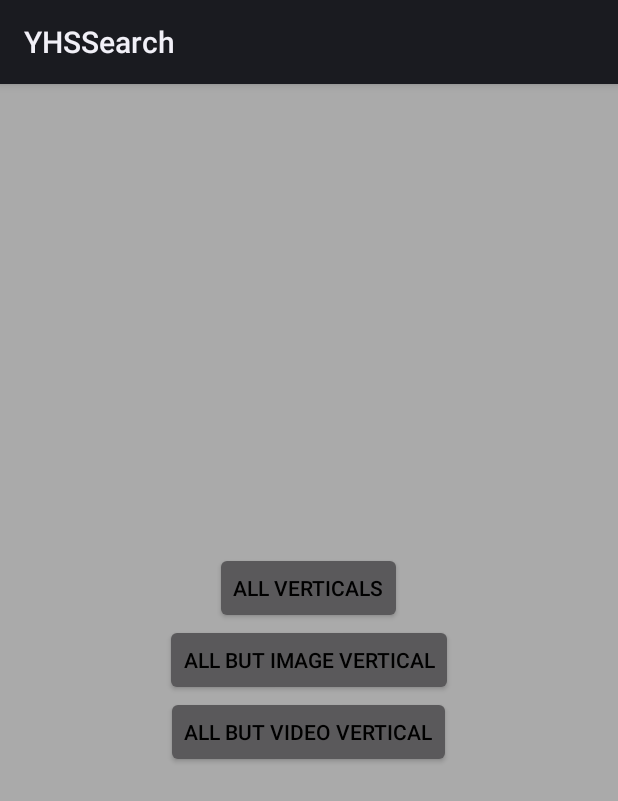
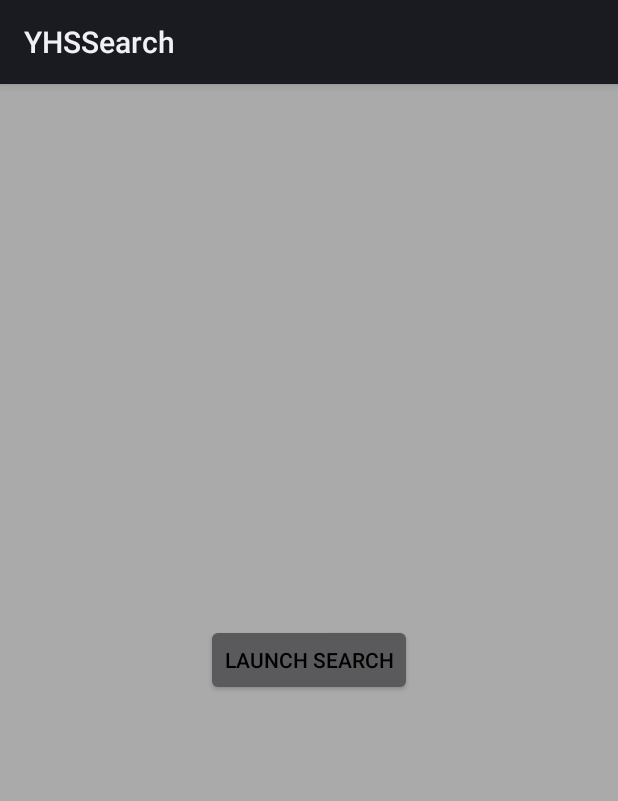
Before and after one commit to yahoo/YHSShowcaseApp, an Android app: the screen it shows after launch (MainActivity), on a phone screen of 412 x 824 dp. Shown: the top 801 px of the screen. Run offline under Robolectric (Android 15) with nearby library versions, the phone set to English and light mode, and no system bars.

Commit message:
one launch button

```diff
--- a/app/src/main/java/com/yahoo/search/yhssearch/MainActivity.java
+++ b/app/src/main/java/com/yahoo/search/yhssearch/MainActivity.java
@@ -3,7 +3,6 @@
 package com.yahoo.search.yhssearch;
 
 import android.app.Activity;
-import android.content.Context;
 import android.content.Intent;
 import android.os.AsyncTask;
 import android.os.Bundle;
@@ -11,6 +10,7 @@ import android.util.Log;
 import android.view.MenuItem;
 import android.view.View;
 import android.widget.Button;
+
 import com.yahoo.search.yhssdk.TrendingCategory;
 import com.yahoo.search.yhssdk.data.ImageSearchResult;
 import com.yahoo.search.yhssdk.data.VideoSearchResult;
@@ -33,34 +33,14 @@ public class MainActivity extends Activity implements ISearchResultClickListener
     protected void onCreate(Bundle savedInstanceState) {
         super.onCreate(savedInstanceState);
         setContentView(R.layout.activity_main);
-
-        setUpButtons();
-    }
-
-    private void setUpButtons() {
         final Button btnSearch = (Button) findViewById(R.id.btn_search);
         btnSearch.setOnClickListener(new View.OnClickListener() {
             @Override
             public void onClick(View v) {
-                new BackgroundTask().execute(btnSearch.getId());
+                new BackgroundTask().execute();
             }
         });
 
-        final Button btnNoImage = (Button) findViewById(R.id.btn_noimage);
-        btnNoImage.setOnClickListener(new View.OnClickListener() {
-            @Override
-            public void onClick(View v) {
-                new BackgroundTask().execute(btnNoImage.getId());
-            }
-        });
-
-        final Button btnNoVideo = (Button) findViewById(R.id.btn_novideo);
-        btnNoVideo.setOnClickListener(new View.OnClickListener() {
-            @Override
-            public void onClick(View v) {
-                new BackgroundTask().execute(btnNoVideo.getId());
-            }
-        });
     }
 
     /**
@@ -72,14 +52,7 @@ public class MainActivity extends Activity implements ISearchResultClickListener
         protected Object doInBackground(Object[] params) {
             initSearchSDK(YHS_HS_PART, YHS_HS_IMP);
             InitializeSearchBuilder();
-            switch ((int)params[0]) {
-                case R.id.btn_search : launchYHSSearch(); break;
-                case R.id.btn_noimage : mBuilder.enableImageSearch(false);
-                    launchYHSSearch(); break;
-                case R.id.btn_novideo : mBuilder.enableVideoSearch(false);
-                    launchYHSSearch(); break;
-                default: break;
-            }
+            launchYHSSearch();
             return null;
         }
     }
@@ -137,7 +110,7 @@ public class MainActivity extends Activity implements ISearchResultClickListener
 
     @Override
     public void onImageResultClicked(ImageSearchResult imageData) {
-
+        Log.d(TAG, "Search share data returned:"  + imageData.getUrl());
     }
 
     @Override
--- a/app/src/main/res/layout/activity_main.xml
+++ b/app/src/main/res/layout/activity_main.xml
@@ -13,18 +13,4 @@
         android:textColor="#000000"
         android:text="@string/label_search"/>
 
-    <Button
-        android:id="@+id/btn_noimage"
-        android:layout_width="wrap_content"
-        android:layout_height="wrap_content"
-        android:textColor="#000000"
-        android:text="@string/label_no_image"/>
-
-    <Button
-        android:id="@+id/btn_novideo"
-        android:layout_width="wrap_content"
-        android:layout_height="wrap_content"
-        android:textColor="#000000"
-        android:text="@string/label_no_video"/>
-
 </LinearLayout>
--- a/app/src/main/res/values/strings.xml
+++ b/app/src/main/res/values/strings.xml
@@ -1,9 +1,5 @@
 <resources>
     <string name="app_name">YHSSearch</string>
-
-    <string name="hello_world">Hello world!</string>
     <string name="action_settings">Settings</string>
-    <string name="label_search">All verticals</string>
-    <string name="label_no_image">All but Image Vertical</string>
-    <string name="label_no_video">All but Video Vertical</string>
-</resources>
+    <string name="label_search">Launch Search</string>
+    </resources>
```
